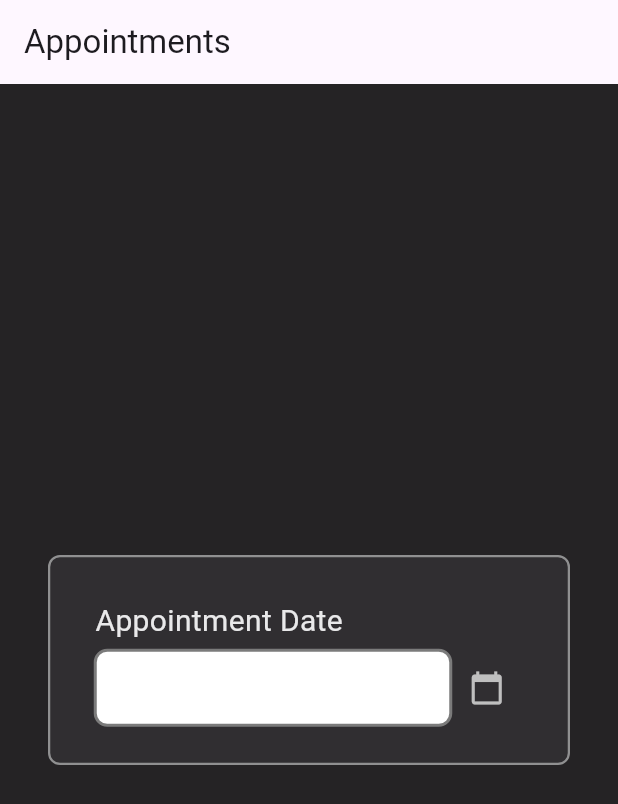
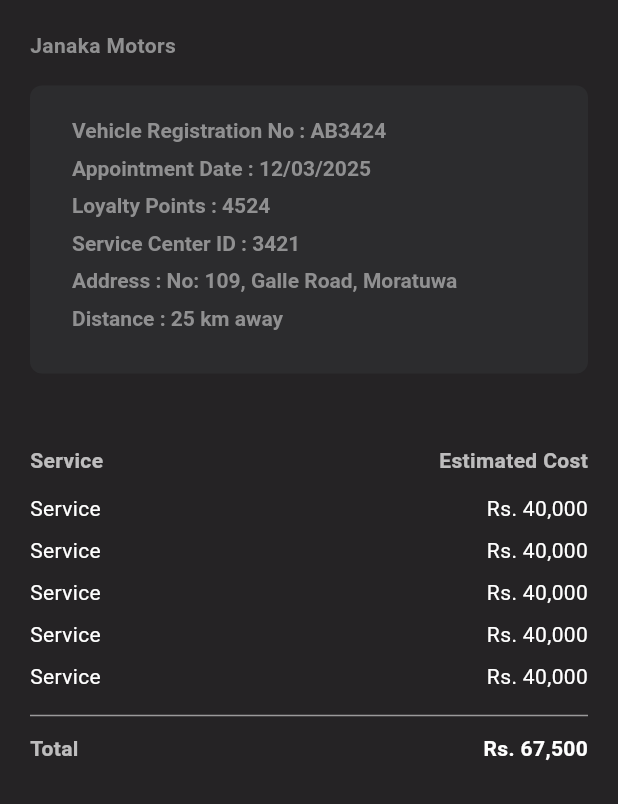
Before and after one commit to NeonCoders-UoM/mobile-app-frontend, a Flutter app: the screen it shows after launch, on a phone screen of 412 x 824 dp. Shown: the top 804 px of the screen. Run offline on Flutter 3.47's test engine with Material 3 defaults, Android fonts, the phone set to English and light mode, and no system bars.

Commit message:
create cost estimate page and the components

```diff
--- a/mobile_app_frontend/lib/main.dart
+++ b/mobile_app_frontend/lib/main.dart
@@ -1,6 +1,6 @@
 import 'package:flutter/material.dart';
 import 'presentation/pages/appointment_page.dart';
-import 'presentation/pages/appointmentbooking_page.dart'; // Import the new view page
+import 'presentation/pages/costestimate_page.dart'; // Import the new view page
 
 void main() {
   runApp(MyApp());
@@ -11,8 +11,7 @@
   Widget build(BuildContext context) {
     return MaterialApp(
       debugShowCheckedModeBanner: false,
-      home:
-          AppointmentbookingPage(), // Navigate to the new AppointmentView page
+      home: CostEstimatePage(), // Navigate to the new AppointmentView page
     );
   }
 }
--- /dev/null
+++ b/mobile_app_frontend/lib/presentation/components/atoms/cost_estimate_table.dart
@@ -0,0 +1,74 @@
+import 'package:flutter/material.dart';
+
+class CostEstimateTable extends StatelessWidget {
+  final List<String> services = List.filled(5, "Service");
+  final List<int> costs = List.filled(5, 40000);
+  final int total = 67500;
+
+  @override
+  Widget build(BuildContext context) {
+    return Column(
+      crossAxisAlignment: CrossAxisAlignment.start,
+      children: [
+        Row(
+          mainAxisAlignment: MainAxisAlignment.spaceBetween,
+          children: const [
+            Text(
+              "Service",
+              style: TextStyle(
+                color: Colors.white70,
+                fontWeight: FontWeight.bold,
+              ),
+            ),
+            Text(
+              "Estimated Cost",
+              style: TextStyle(
+                color: Colors.white70,
+                fontWeight: FontWeight.bold,
+              ),
+            ),
+          ],
+        ),
+        const SizedBox(height: 8),
+        ...List.generate(services.length, (index) {
+          return Padding(
+            padding: const EdgeInsets.symmetric(vertical: 4.0),
+            child: Row(
+              mainAxisAlignment: MainAxisAlignment.spaceBetween,
+              children: [
+                Text(
+                  services[index],
+                  style: TextStyle(color: Colors.white),
+                ),
+                Text(
+                  "Rs. ${costs[index].toString().replaceAllMapped(RegExp(r'\B(?=(\d{3})+(?!\d))'), (match) => ',')}",
+                  style: TextStyle(color: Colors.white),
+                ),
+              ],
+            ),
+          );
+        }),
+        const Divider(color: Colors.white54, height: 24),
+        Row(
+          mainAxisAlignment: MainAxisAlignment.spaceBetween,
+          children: [
+            Text(
+              "Total",
+              style: TextStyle(
+                color: Colors.white70,
+                fontWeight: FontWeight.bold,
+              ),
+            ),
+            Text(
+              "Rs. ${total.toString().replaceAllMapped(RegExp(r'\B(?=(\d{3})+(?!\d))'), (match) => ',')}",
+              style: TextStyle(
+                color: Colors.white,
+                fontWeight: FontWeight.bold,
+              ),
+            ),
+          ],
+        )
+      ],
+    );
+  }
+}
--- /dev/null
+++ b/mobile_app_frontend/lib/presentation/pages/costestimate_page.dart
@@ -0,0 +1,85 @@
+import 'package:flutter/material.dart';
+import 'package:mobile_app_frontend/presentation/components/atoms/cost_estimate_table.dart';
+import 'package:mobile_app_frontend/core/theme/app_colors.dart';
+import 'package:mobile_app_frontend/core/theme/app_text_styles.dart';
+
+class CostEstimatePage extends StatelessWidget {
+  @override
+  Widget build(BuildContext context) {
+    return Scaffold(
+      backgroundColor: AppColors.neutral400,
+      body: SafeArea(
+        child: Padding(
+          padding: const EdgeInsets.all(20.0),
+          child: Column(
+            crossAxisAlignment: CrossAxisAlignment.start,
+            children: [
+              Text(
+                "Janaka Motors",
+                style: AppTextStyles.body3Bold
+                    .copyWith(color: AppColors.neutral200),
+              ),
+              const SizedBox(height: 16),
+              Container(
+                padding:
+                    const EdgeInsets.symmetric(horizontal: 28, vertical: 16),
+                height: 192,
+                width: 400,
+                decoration: BoxDecoration(
+                  color: Color(0xFF2C2C2E),
+                  borderRadius: BorderRadius.circular(8),
+                ),
+                child: Column(
+                  crossAxisAlignment: CrossAxisAlignment.start,
+                  children: const [
+                    InfoText(
+                      label: "Vehicle Registration No",
+                      value: "AB3424",
+                    ),
+                    InfoText(label: "Appointment Date", value: "12/03/2025"),
+                    InfoText(label: "Loyalty Points", value: "4524"),
+                    InfoText(label: "Service Center ID", value: "3421"),
+                    InfoText(
+                        label: "Address",
+                        value: "No: 109, Galle Road, Moratuwa"),
+                    InfoText(label: "Distance", value: "25 km away"),
+                  ],
+                ),
+              ),
+              const SizedBox(height: 48),
+              Expanded(child: CostEstimateTable()),
+            ],
+          ),
+        ),
+      ),
+    );
+  }
+}
+
+class InfoText extends StatelessWidget {
+  final String label;
+  final String value;
+
+  const InfoText({required this.label, required this.value});
+
+  @override
+  Widget build(BuildContext context) {
+    return Padding(
+      padding: const EdgeInsets.symmetric(vertical: 2),
+      child: RichText(
+        text: TextSpan(
+          text: "$label : ",
+          style:
+              AppTextStyles.body3Regular.copyWith(color: AppColors.neutral200),
+          children: [
+            TextSpan(
+              text: value,
+              style: AppTextStyles.body3Regular
+                  .copyWith(color: AppColors.neutral200),
+            ),
+          ],
+        ),
+      ),
+    );
+  }
+}
```
